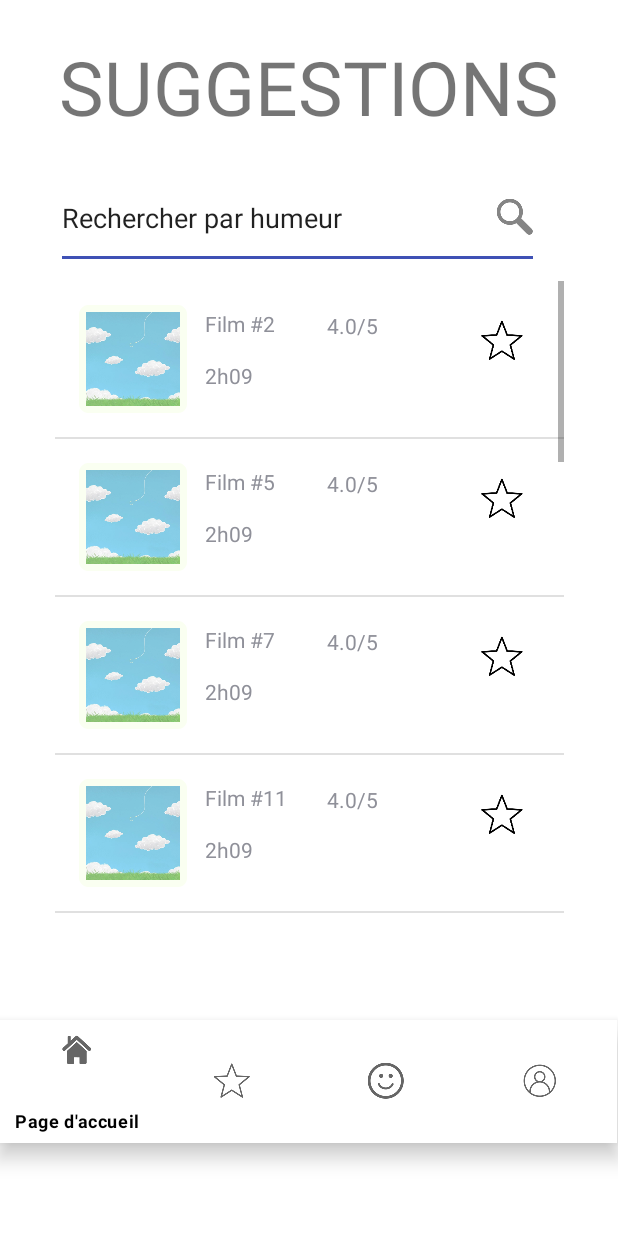
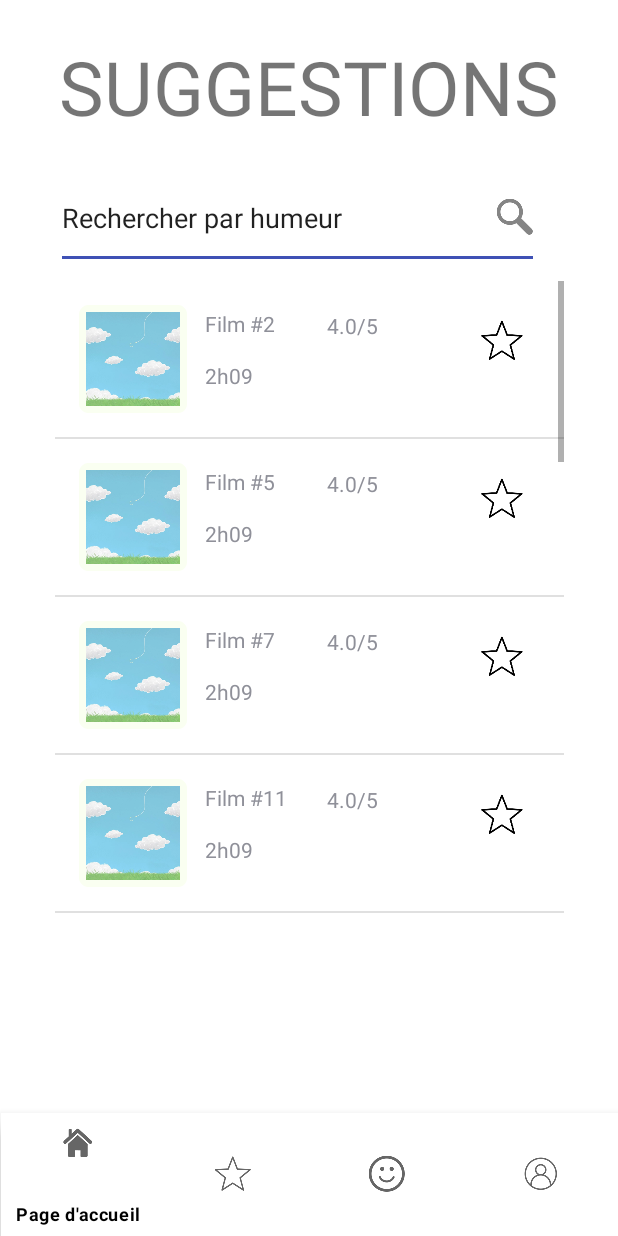
Before and after one commit to jayouimet/Devoir_04, an Android app: the SuggestionFilm screen opened directly, with no data from a screen before it, on a phone screen of 412 x 824 dp. Run offline under Robolectric (Android 15) with nearby library versions, the phone set to English and light mode, and no system bars.

Commit message:
Contrainte barre du bas

```diff
--- a/Implementation/app/src/main/res/layout/activity_favoris.xml
+++ b/Implementation/app/src/main/res/layout/activity_favoris.xml
@@ -44,14 +44,12 @@
         android:id="@+id/barnavfav"
         android:layout_width="411dp"
         android:layout_height="82dp"
-        android:layout_marginTop="9dp"
         app:itemBackground="@color/white"
         app:itemIconTint="@color/black"
         app:itemTextColor="@color/black"
         app:layout_constraintBottom_toBottomOf="parent"
+        app:layout_constraintEnd_toEndOf="parent"
         app:layout_constraintStart_toStartOf="parent"
-        app:layout_constraintTop_toBottomOf="@+id/listfavori"
-        app:layout_constraintVertical_bias="0.903"
         app:menu="@menu/navigation" />
 
     <ImageView
--- a/Implementation/app/src/main/res/layout/activity_film_description.xml
+++ b/Implementation/app/src/main/res/layout/activity_film_description.xml
@@ -267,14 +267,12 @@
         android:id="@+id/barnavigationdescription"
         android:layout_width="413dp"
         android:layout_height="71dp"
-        android:layout_marginTop="2dp"
         app:itemBackground="@color/white"
         app:itemIconTint="@color/black"
         app:itemTextColor="@color/black"
         app:layout_constraintBottom_toBottomOf="parent"
         app:layout_constraintEnd_toEndOf="parent"
         app:layout_constraintStart_toStartOf="parent"
-        app:layout_constraintTop_toBottomOf="@+id/scrollviewfilm"
         app:menu="@menu/navigation" />
 
     <ImageView
--- a/Implementation/app/src/main/res/layout/activity_suggestion.xml
+++ b/Implementation/app/src/main/res/layout/activity_suggestion.xml
@@ -44,13 +44,12 @@
         android:id="@+id/barnavsuggestion"
         android:layout_width="411dp"
         android:layout_height="82dp"
-        android:layout_marginTop="9dp"
-        app:layout_constraintBottom_toBottomOf="parent"
-        app:layout_constraintStart_toStartOf="parent"
-        app:layout_constraintTop_toBottomOf="@+id/listsuggestion"
         app:itemBackground="@color/white"
         app:itemIconTint="@color/black"
         app:itemTextColor="@color/black"
-        app:menu="@menu/navigation"/>
+        app:layout_constraintBottom_toBottomOf="parent"
+        app:layout_constraintEnd_toEndOf="parent"
+        app:layout_constraintStart_toStartOf="parent"
+        app:menu="@menu/navigation" />
 
 </androidx.constraintlayout.widget.ConstraintLayout>
```
